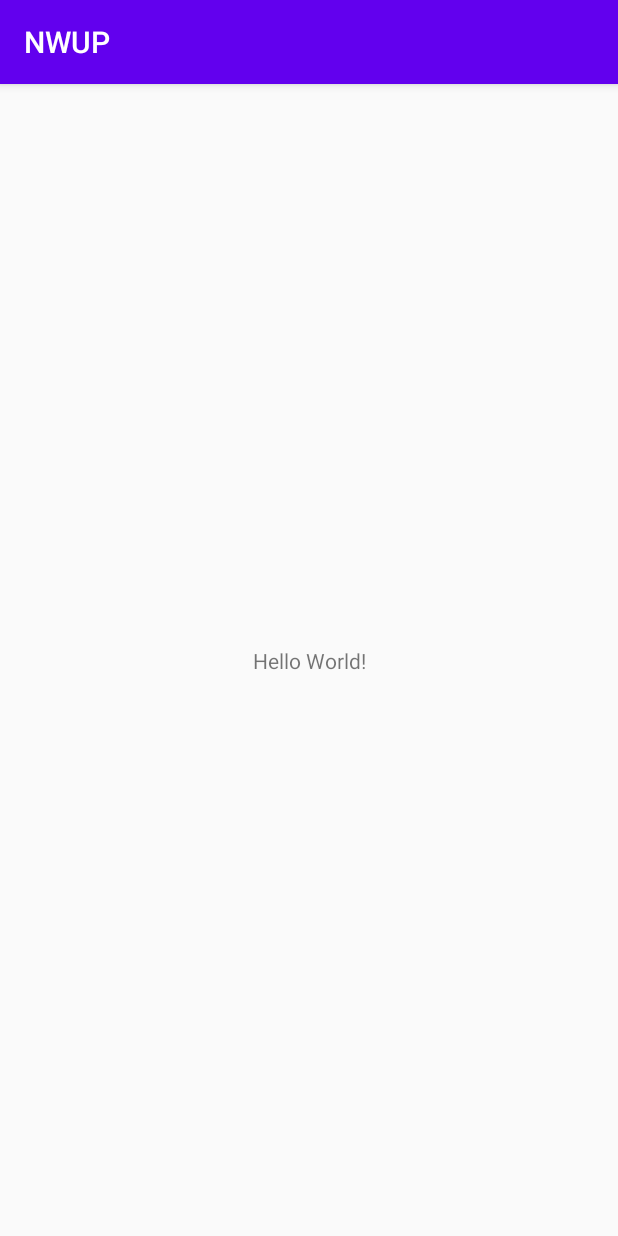
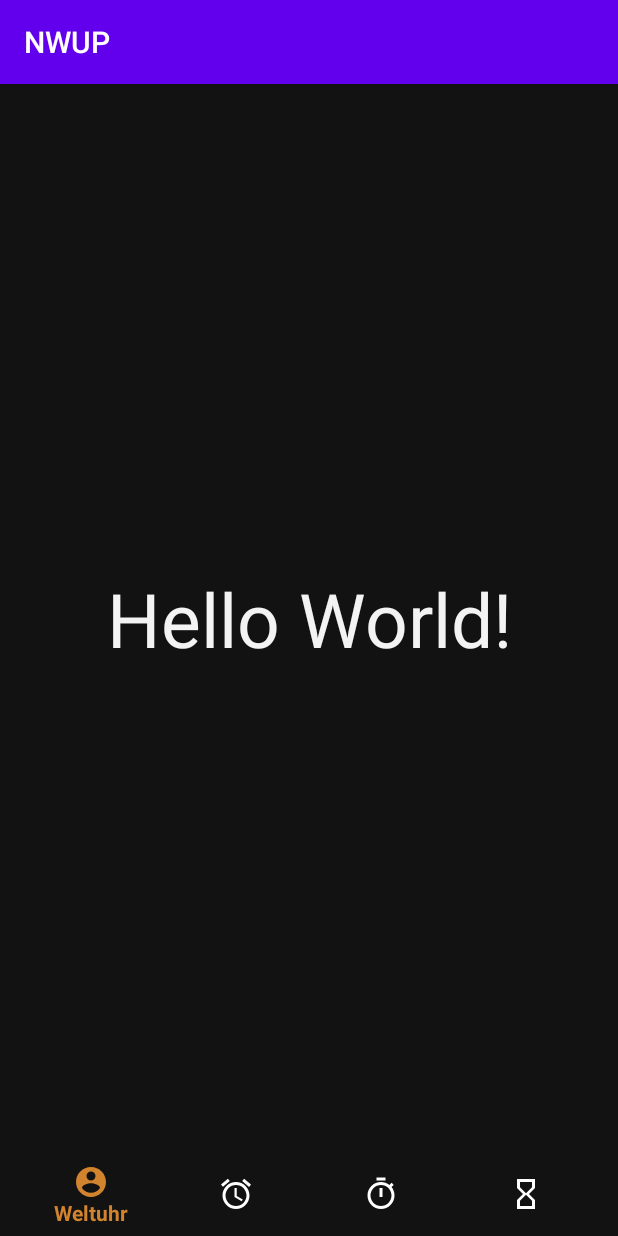
Before and after one commit to Shirados9/EMA-Project, an Android app: the screen it shows after launch (MainActivity), on a phone screen of 412 x 824 dp. Run offline under Robolectric (Android 15) with nearby library versions, the phone set to English and light mode, and no system bars.

Commit message:
Code: -implemented Navigation Bar -changed colors in colors.xml

```diff
--- a/app/build.gradle
+++ b/app/build.gradle
@@ -34,4 +34,6 @@ dependencies {
     testImplementation 'junit:junit:4.12'
     androidTestImplementation 'androidx.test.ext:junit:1.1.1'
     androidTestImplementation 'androidx.test.espresso:espresso-core:3.2.0'
+
+    implementation 'com.google.android.material:material:1.2.0-alpha06'
 }
--- /dev/null
+++ b/app/src/main/res/drawable/ic_access_alarm_orange_24dp.xml
@@ -0,0 +1,5 @@
+<vector android:height="24dp" android:tint="#D1842D"
+    android:viewportHeight="24.0" android:viewportWidth="24.0"
+    android:width="24dp" xmlns:android="http://schemas.android.com/apk/res/android">
+    <path android:fillColor="#FF000000" android:pathData="M22,5.72l-4.6,-3.86 -1.29,1.53 4.6,3.86L22,5.72zM7.88,3.39L6.6,1.86 2,5.71l1.29,1.53 4.59,-3.85zM12.5,8L11,8v6l4.75,2.85 0.75,-1.23 -4,-2.37L12.5,8zM12,4c-4.97,0 -9,4.03 -9,9s4.02,9 9,9c4.97,0 9,-4.03 9,-9s-4.03,-9 -9,-9zM12,20c-3.87,0 -7,-3.13 -7,-7s3.13,-7 7,-7 7,3.13 7,7 -3.13,7 -7,7z"/>
+</vector>
--- /dev/null
+++ b/app/src/main/res/drawable/ic_account_circle_orange_24dp.xml
@@ -0,0 +1,5 @@
+<vector android:height="24dp" android:tint="#D1842D"
+    android:viewportHeight="24.0" android:viewportWidth="24.0"
+    android:width="24dp" xmlns:android="http://schemas.android.com/apk/res/android">
+    <path android:fillColor="#FF000000" android:pathData="M12,2C6.48,2 2,6.48 2,12s4.48,10 10,10 10,-4.48 10,-10S17.52,2 12,2zM12,5c1.66,0 3,1.34 3,3s-1.34,3 -3,3 -3,-1.34 -3,-3 1.34,-3 3,-3zM12,19.2c-2.5,0 -4.71,-1.28 -6,-3.22 0.03,-1.99 4,-3.08 6,-3.08 1.99,0 5.97,1.09 6,3.08 -1.29,1.94 -3.5,3.22 -6,3.22z"/>
+</vector>
--- /dev/null
+++ b/app/src/main/res/drawable/ic_hourglass_empty_orange_24dp.xml
@@ -0,0 +1,5 @@
+<vector android:height="24dp" android:tint="#D1842D"
+    android:viewportHeight="24.0" android:viewportWidth="24.0"
+    android:width="24dp" xmlns:android="http://schemas.android.com/apk/res/android">
+    <path android:fillColor="#FF000000" android:pathData="M6,2v6h0.01L6,8.01 10,12l-4,4 0.01,0.01L6,16.01L6,22h12v-5.99h-0.01L18,16l-4,-4 4,-3.99 -0.01,-0.01L18,8L18,2L6,2zM16,16.5L16,20L8,20v-3.5l4,-4 4,4zM12,11.5l-4,-4L8,4h8v3.5l-4,4z"/>
+</vector>
--- /dev/null
+++ b/app/src/main/res/drawable/ic_timer_orange_24dp.xml
@@ -0,0 +1,5 @@
+<vector android:height="24dp" android:tint="#D1842D"
+    android:viewportHeight="24.0" android:viewportWidth="24.0"
+    android:width="24dp" xmlns:android="http://schemas.android.com/apk/res/android">
+    <path android:fillColor="#FF000000" android:pathData="M15,1L9,1v2h6L15,1zM11,14h2L13,8h-2v6zM19.03,7.39l1.42,-1.42c-0.43,-0.51 -0.9,-0.99 -1.41,-1.41l-1.42,1.42C16.07,4.74 14.12,4 12,4c-4.97,0 -9,4.03 -9,9s4.02,9 9,9 9,-4.03 9,-9c0,-2.12 -0.74,-4.07 -1.97,-5.61zM12,20c-3.87,0 -7,-3.13 -7,-7s3.13,-7 7,-7 7,3.13 7,7 -3.13,7 -7,7z"/>
+</vector>
--- /dev/null
+++ b/app/src/main/res/drawable/nav_item_color_state.xml
@@ -0,0 +1,5 @@
+<?xml version="1.0" encoding="utf-8"?>
+<selector xmlns:android="http://schemas.android.com/apk/res/android">
+    <item android:color="#D1842D" android:state_selected="true" />
+    <item android:color="#fff" android:state_selected="false" />
+</selector>
--- a/app/src/main/res/layout/activity_main.xml
+++ b/app/src/main/res/layout/activity_main.xml
@@ -4,15 +4,31 @@
     xmlns:tools="http://schemas.android.com/tools"
     android:layout_width="match_parent"
     android:layout_height="match_parent"
+    android:background="@color/colorPrimaryDark"
     tools:context=".MainActivity">
 
     <TextView
         android:layout_width="wrap_content"
         android:layout_height="wrap_content"
+        android:layout_centerInParent="true"
         android:text="Hello World!"
-        app:layout_constraintBottom_toBottomOf="parent"
-        app:layout_constraintLeft_toLeftOf="parent"
-        app:layout_constraintRight_toRightOf="parent"
+        android:textSize="50sp"
+        android:textColor="@color/colorAccent"
+        app:layout_constraintBottom_toTopOf="@+id/bottom_navigation"
+        app:layout_constraintEnd_toEndOf="parent"
+        app:layout_constraintStart_toStartOf="parent"
         app:layout_constraintTop_toTopOf="parent" />
 
+    <com.google.android.material.bottomnavigation.BottomNavigationView
+        android:id="@+id/bottom_navigation"
+        android:layout_width="match_parent"
+        android:layout_height="wrap_content"
+        android:layout_alignParentBottom="true"
+        android:background="@color/colorPrimaryDark"
+        app:itemBackground="@color/colorPrimaryDark"
+        app:itemIconTint="@drawable/nav_item_color_state"
+        app:itemTextColor="@drawable/nav_item_color_state"
+        app:layout_constraintBottom_toBottomOf="parent"
+        app:menu="@menu/bottom_nav"/>
+
 </androidx.constraintlayout.widget.ConstraintLayout>
--- /dev/null
+++ b/app/src/main/res/menu/bottom_nav.xml
@@ -0,0 +1,19 @@
+<?xml version="1.0" encoding="utf-8"?>
+<menu xmlns:android="http://schemas.android.com/apk/res/android">
+    <item
+        android:id="@+id/weltuhr"
+        android:icon="@drawable/ic_account_circle_orange_24dp"
+        android:title="Weltuhr" />
+    <item
+        android:id="@+id/alarm"
+        android:icon="@drawable/ic_access_alarm_orange_24dp"
+        android:title="Alarm" />
+    <item
+        android:id="@+id/stoppuhr"
+        android:icon="@drawable/ic_timer_orange_24dp"
+        android:title="Stoppuhr" />
+    <item
+        android:id="@+id/timer"
+        android:icon="@drawable/ic_hourglass_empty_orange_24dp"
+        android:title="Timer" />
+</menu>
--- a/app/src/main/res/values/colors.xml
+++ b/app/src/main/res/values/colors.xml
@@ -1,6 +1,6 @@
 <?xml version="1.0" encoding="utf-8"?>
 <resources>
     <color name="colorPrimary">#6200EE</color>
-    <color name="colorPrimaryDark">#3700B3</color>
-    <color name="colorAccent">#03DAC5</color>
+    <color name="colorPrimaryDark">#121212</color>
+    <color name="colorAccent">#F3F3F3</color>
 </resources>
```
